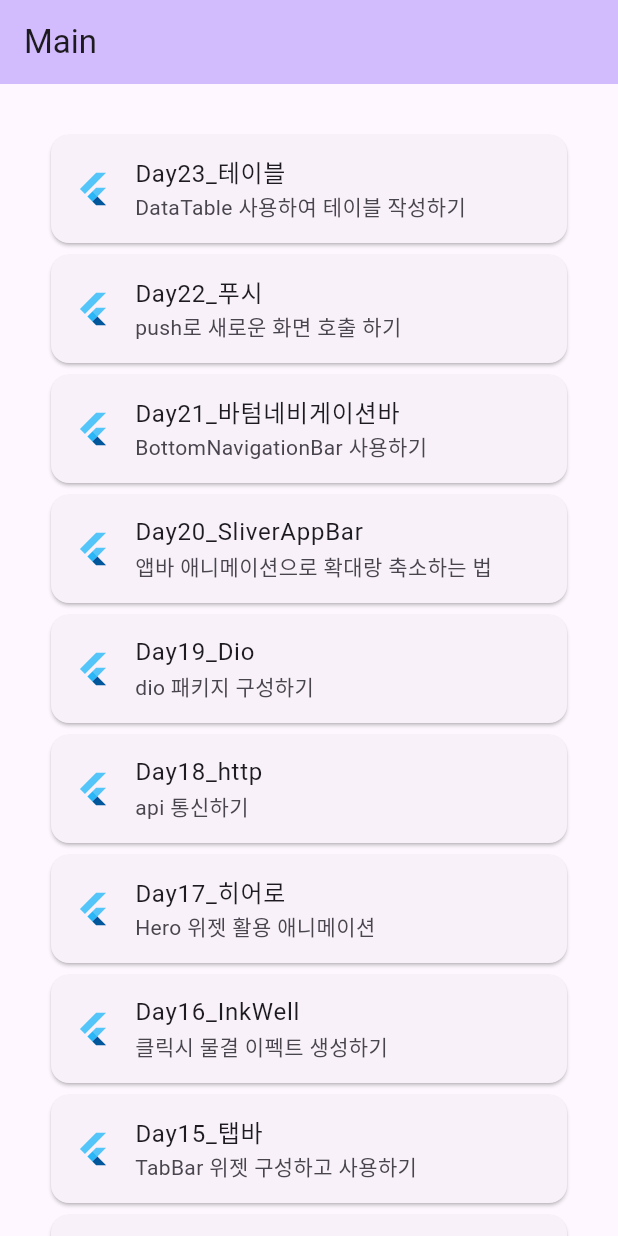
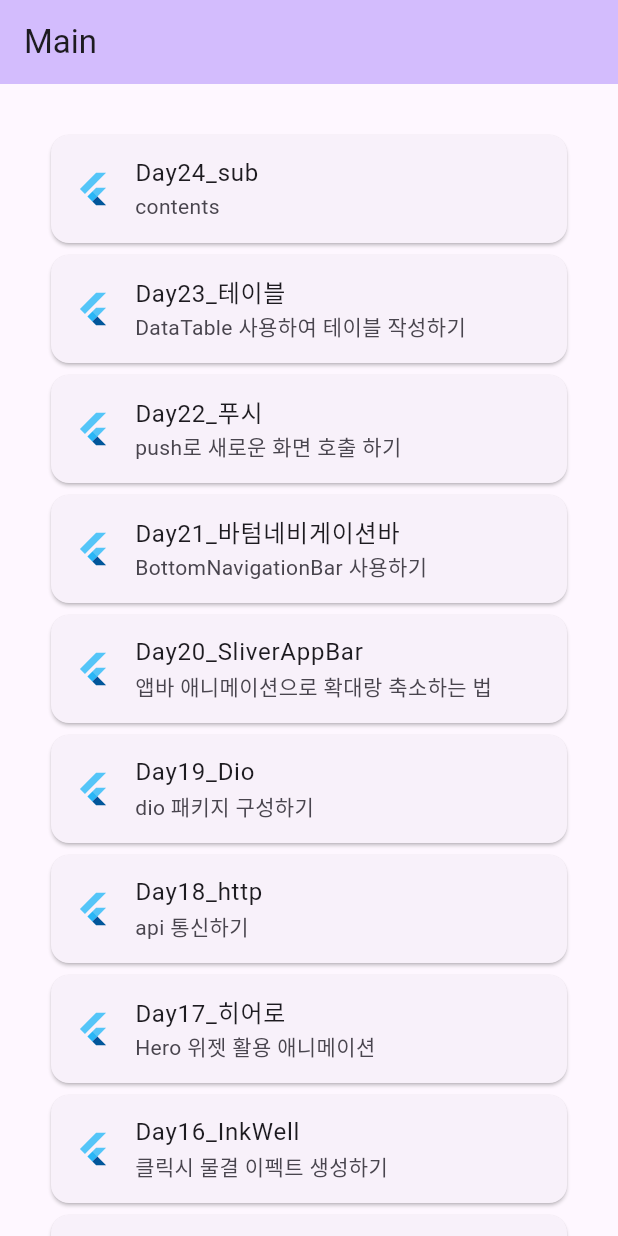
Before and after one commit to junselee42/flutter_study, a Flutter app: the screen it shows after launch, on a phone screen of 412 x 824 dp. Run offline on Flutter 3.47's test engine with Material 2 defaults, Android fonts, the phone set to English and light mode, and no system bars; our stand-ins replace dio.

Commit message:
chore: add Card -리스트뷰에 예제24 프레임 추가

```diff
--- a/lib/main.dart
+++ b/lib/main.dart
@@ -43,6 +43,17 @@ class _MyHomePageState extends State<MyHomePage> {
       body: ListView(
         padding: const EdgeInsets.all(30),
         children: [
+          Card(
+            child: ListTile(
+              leading: const FlutterLogo(),
+              title: const Text('Day24_sub'),
+              subtitle: const Text('contents'),
+              hoverColor: Colors.purple,
+              onTap: () {
+                Navigator.of(context).pushNamed('/twentyfourth');
+              },
+            ),
+          ),
           Card(
             child: ListTile(
               leading: const FlutterLogo(),
--- a/lib/router/router.dart
+++ b/lib/router/router.dart
@@ -23,6 +23,7 @@ import 'package:flutter00/router/pages/twenty.dart';
 import 'package:flutter00/router/pages/twentyone.dart';
 import 'package:flutter00/router/pages/twentytwo.dart';
 import 'package:flutter00/router/pages/twentythree.dart';
+import 'package:flutter00/router/pages/twentyfour.dart';
 
 final routes = {
   '/': (BuildContext context) => const MyHomePage(title: "Main"),
@@ -49,4 +50,5 @@ final routes = {
   '/twentyfirst': (BuildContext context) => const TwentyOnePage(),
   '/twentysecond': (BuildContext context) => const TwentyTwoPage(),
   '/twentythird': (BuildContext context) => const TwentyThreePage(),
+  '/twentyfourth': (BuildContext context) => const TwentyFourPage(),
 };
```
Also changed, not shown: lib/router/pages/twentyfour.dart (added, +20 -0 lines).
